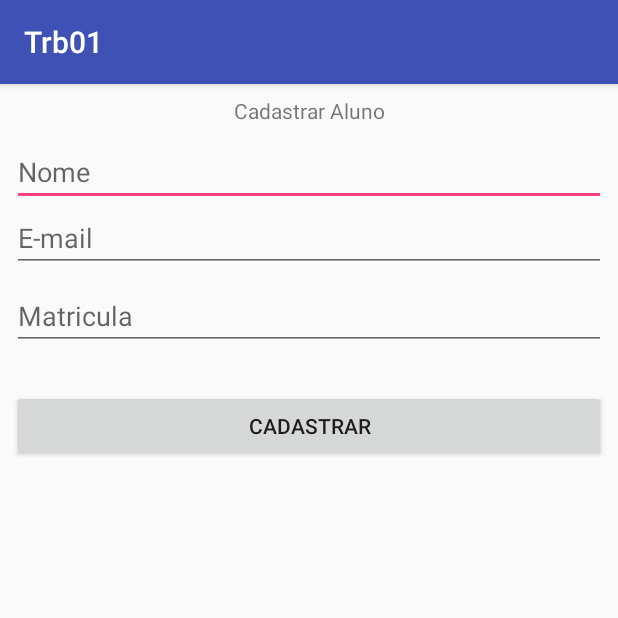
After one commit to ufjf-dcc196/dcc196-2018-3-trb2-trb2-lucasbrandao, an Android app: the CadastroParticipante screen opened directly, with no data from a screen before it, on a phone screen of 412 x 824 dp, the top half of it. The commit adds this screen. Run offline under Robolectric (Android 15) with nearby library versions, the phone set to English and light mode, and no system bars.

Commit message:
Adicionado e implementado activity Cadastrar Participante

```diff
--- a/app/src/main/AndroidManifest.xml
+++ b/app/src/main/AndroidManifest.xml
@@ -16,6 +16,7 @@
                 <category android:name="android.intent.category.LAUNCHER" />
             </intent-filter>
         </activity>
+        <activity android:name=".CadastroParticipante"></activity>
     </application>
 
 </manifest>
--- /dev/null
+++ b/app/src/main/java/ufjf/dcc196/trb01/CadastroParticipante.java
@@ -0,0 +1,49 @@
+package ufjf.dcc196.trb01;
+
+import android.content.Intent;
+import android.support.v7.app.AppCompatActivity;
+import android.os.Bundle;
+import android.view.View;
+import android.widget.Button;
+import android.widget.TextView;
+
+public class CadastroParticipante extends AppCompatActivity {
+
+    private Button cadastroAluno;
+    private TextView nomeAluno;
+    private TextView emailAluno;
+    private TextView matriculaAluno;
+
+    @Override
+    protected void onCreate(Bundle savedInstanceState) {
+        super.onCreate(savedInstanceState);
+        setContentView(R.layout.activity_cadastro_participante);
+
+        cadastroAluno = findViewById(R.id.btn_confirmaparticipante);
+        nomeAluno = findViewById(R.id.txt_nome);
+        emailAluno = findViewById(R.id.txt_email);
+        matriculaAluno = findViewById(R.id.txt_matricula);
+
+        cadastroAluno.setOnClickListener(new View.OnClickListener() {
+            @Override
+            public void onClick(View view) {
+                Intent resposta = new Intent();
+                String nome = nomeAluno.getText().toString();
+                String email = emailAluno.getText().toString();
+                String matricula = matriculaAluno.getText().toString();
+                resposta.putExtra("nome", nome);
+                resposta.putExtra("email", email);
+                resposta.putExtra("matricula", matricula);
+
+
+                if (!nome.isEmpty() && !email.isEmpty() && !matricula.isEmpty()) {
+                    setResult(RESULT_OK, resposta);
+                    finish();
+                }
+
+                setResult(RESULT_CANCELED);
+                finish();
+            }
+        });
+    }
+}
--- /dev/null
+++ b/app/src/main/res/layout/activity_cadastro_participante.xml
@@ -0,0 +1,88 @@
+<?xml version="1.0" encoding="utf-8"?>
+<android.support.constraint.ConstraintLayout xmlns:android="http://schemas.android.com/apk/res/android"
+    xmlns:app="http://schemas.android.com/apk/res-auto"
+    xmlns:tools="http://schemas.android.com/tools"
+    android:layout_width="match_parent"
+    android:layout_height="match_parent"
+    tools:context=".CadastroParticipante">
+
+    <TextView
+        android:id="@+id/textView2"
+        android:layout_width="wrap_content"
+        android:layout_height="wrap_content"
+        android:layout_marginEnd="8dp"
+        android:layout_marginLeft="8dp"
+        android:layout_marginRight="8dp"
+        android:layout_marginStart="8dp"
+        android:layout_marginTop="8dp"
+        android:text="Cadastrar Aluno"
+        app:layout_constraintEnd_toEndOf="parent"
+        app:layout_constraintStart_toStartOf="parent"
+        app:layout_constraintTop_toTopOf="parent" />
+
+    <EditText
+        android:id="@+id/txt_nome"
+        android:layout_width="0dp"
+        android:layout_height="wrap_content"
+        android:layout_marginEnd="8dp"
+        android:layout_marginLeft="8dp"
+        android:layout_marginRight="8dp"
+        android:layout_marginStart="8dp"
+        android:layout_marginTop="36dp"
+        android:ems="10"
+        android:hint="Nome"
+        android:inputType="textPersonName"
+        app:layout_constraintEnd_toEndOf="parent"
+        app:layout_constraintHorizontal_bias="0.0"
+        app:layout_constraintStart_toStartOf="parent"
+        app:layout_constraintTop_toTopOf="parent" />
+
+    <EditText
+        android:id="@+id/txt_email"
+        android:layout_width="0dp"
+        android:layout_height="wrap_content"
+        android:layout_marginEnd="8dp"
+        android:layout_marginLeft="8dp"
+        android:layout_marginRight="8dp"
+        android:layout_marginStart="8dp"
+        android:layout_marginTop="80dp"
+        android:ems="10"
+        android:hint="E-mail"
+        android:inputType="textPersonName"
+        app:layout_constraintEnd_toEndOf="parent"
+        app:layout_constraintHorizontal_bias="0.0"
+        app:layout_constraintStart_toStartOf="parent"
+        app:layout_constraintTop_toTopOf="parent" />
+
+    <EditText
+        android:id="@+id/txt_matricula"
+        android:layout_width="0dp"
+        android:layout_height="wrap_content"
+        android:layout_marginEnd="8dp"
+        android:layout_marginLeft="8dp"
+        android:layout_marginRight="8dp"
+        android:layout_marginStart="8dp"
+        android:layout_marginTop="124dp"
+        android:ems="10"
+        android:hint="Matricula"
+        android:inputType="textPersonName"
+        app:layout_constraintEnd_toEndOf="parent"
+        app:layout_constraintHorizontal_bias="0.0"
+        app:layout_constraintStart_toStartOf="parent"
+        app:layout_constraintTop_toTopOf="@+id/textView2" />
+
+    <Button
+        android:id="@+id/btn_confirmaparticipante"
+        android:layout_width="0dp"
+        android:layout_height="wrap_content"
+        android:layout_marginEnd="8dp"
+        android:layout_marginLeft="8dp"
+        android:layout_marginRight="8dp"
+        android:layout_marginStart="8dp"
+        android:layout_marginTop="204dp"
+        android:text="Cadastrar"
+        app:layout_constraintEnd_toEndOf="parent"
+        app:layout_constraintHorizontal_bias="0.0"
+        app:layout_constraintStart_toStartOf="parent"
+        app:layout_constraintTop_toTopOf="parent" />
+</android.support.constraint.ConstraintLayout>
```
Also changed, not shown: app/src/main/java/ufjf/dcc196/trb01/MainActivity.java (+8 -0 lines).
